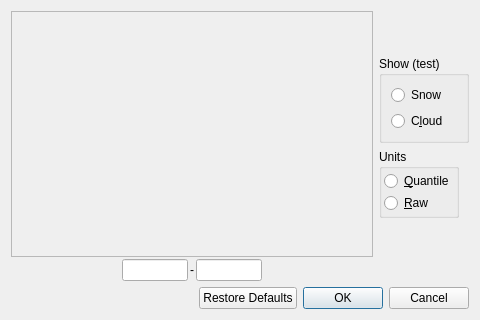
Old version of the form levels.ui in the repository kofes/satelliteQt.
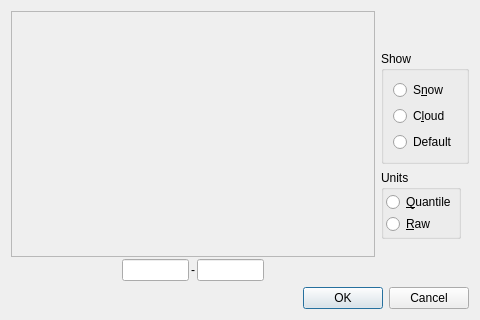
New version of the form.

Patch:
```diff
--- a/levels.ui
+++ b/levels.ui
@@ -224,13 +224,13 @@
      <item>
       <widget class="QGroupBox" name="groupBox_2">
        <property name="title">
-        <string>Show (test)</string>
+        <string>Show</string>
        </property>
        <layout class="QVBoxLayout" name="verticalLayout_6">
         <item>
          <widget class="QRadioButton" name="radio_button_snow">
           <property name="text">
-           <string>Snow</string>
+           <string>S&amp;now</string>
           </property>
          </widget>
         </item>
@@ -241,6 +241,13 @@
           </property>
          </widget>
         </item>
+        <item>
+         <widget class="QRadioButton" name="radio_button_default">
+          <property name="text">
+           <string>Default</string>
+          </property>
+         </widget>
+        </item>
        </layout>
       </widget>
      </item>
@@ -258,7 +265,7 @@
       <enum>Qt::Horizontal</enum>
      </property>
      <property name="standardButtons">
-      <set>QDialogButtonBox::Cancel|QDialogButtonBox::Ok|QDialogButtonBox::RestoreDefaults</set>
+      <set>QDialogButtonBox::Cancel|QDialogButtonBox::Ok</set>
      </property>
     </widget>
    </item>
```
